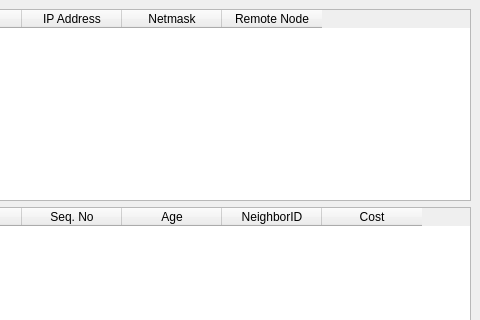
Before: the Qt Designer form sim.ui in baudm/ospf-sim, drawn with Qt 5; both pictures show x 88 to 568 and y 0 to 320 of the 568 by 714 pixel window.
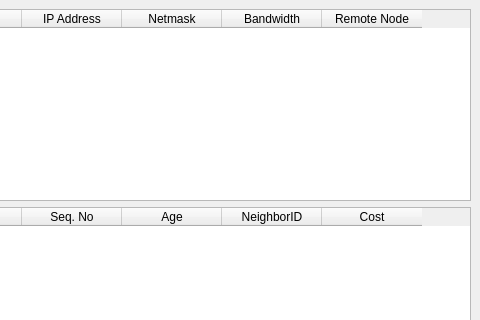
After: the same form once the commit is applied.

Commit message: Added bandwidth column to interfaces table

Diff of the .ui file:
```diff
--- a/sim.ui
+++ b/sim.ui
@@ -56,6 +56,11 @@
         <string>Netmask</string>
        </property>
       </column>
+      <column>
+       <property name="text" >
+        <string>Bandwidth</string>
+       </property>
+      </column>
       <column>
        <property name="text" >
         <string>Remote Node</string>
```
The commit also changes 1 other file.
